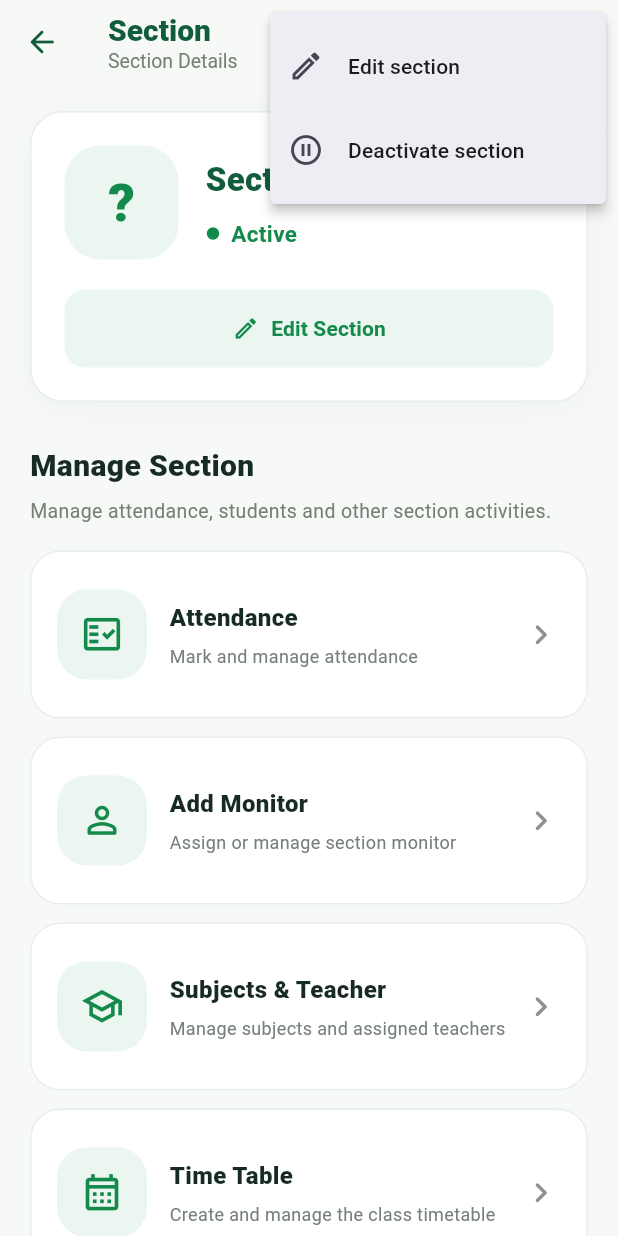
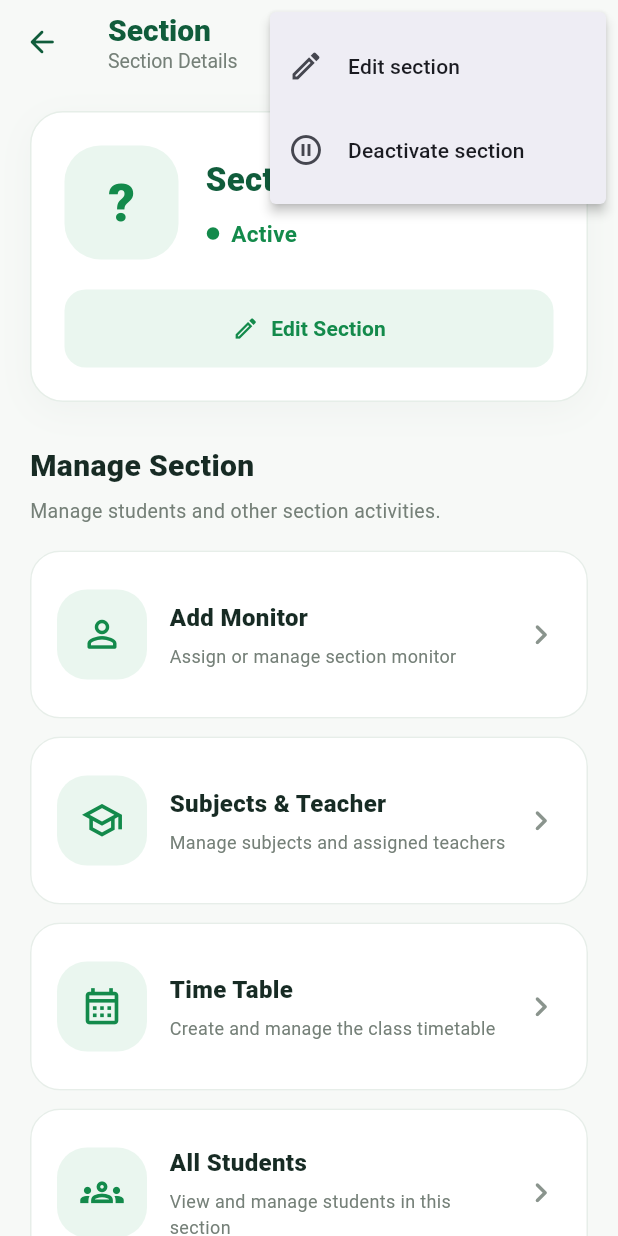
Before and after one commit to BilalKhan772/Pupilink, a Flutter app: the SectionDetailsScreen screen opened directly with empty values, after a tap on the "more vert" icon, on a phone screen of 412 x 824 dp. Run offline on Flutter 3.47's test engine with Material 3 defaults, Android fonts, the phone set to English and light mode, and no system bars; our stand-ins replace cloud_firestore, cloud_functions, firebase_analytics, firebase_auth, firebase_core, firebase_crashlytics and 3 more; accounts and stored records are empty.

Commit message:
Added new features

```diff
--- a/apps/school_staff_app/lib/features/sections/ui/screens/section_details_screen.dart
+++ b/apps/school_staff_app/lib/features/sections/ui/screens/section_details_screen.dart
@@ -48,7 +48,6 @@ class _SectionDetailsScreenState
   String? _sectionSummaryError;
 
   String? _monitorName;
-  String? _monitorEmail;
   bool _isLoadingMonitor = true;
   String? _monitorError;
 
@@ -59,6 +58,10 @@ class _SectionDetailsScreenState
     _loadSectionSummary();
     _loadMonitor();
   }
+
+  // ---------------------------------------------------------------------------
+  // Load student count
+  // ---------------------------------------------------------------------------
 
   Future<void> _loadStudentCount() async {
     if (mounted) {
@@ -86,11 +89,16 @@ class _SectionDetailsScreenState
       if (!mounted) return;
 
       setState(() {
-        _studentCountError = 'Students count load nahi ho saki.';
+        _studentCountError =
+            'Students count could not be loaded.';
         _isLoadingStudents = false;
       });
     }
   }
+
+  // ---------------------------------------------------------------------------
+  // Load section summary
+  // ---------------------------------------------------------------------------
 
   Future<void> _loadSectionSummary() async {
     if (!mounted) return;
@@ -135,11 +143,15 @@ class _SectionDetailsScreenState
 
       setState(() {
         _sectionSummaryError =
-            'Subjects aur teachers ka data load nahi ho saka.';
+            'Subjects and teachers information could not be loaded.';
         _isLoadingSectionSummary = false;
       });
     }
   }
+
+  // ---------------------------------------------------------------------------
+  // Load section monitor
+  // ---------------------------------------------------------------------------
 
   Future<void> _loadMonitor() async {
     if (!mounted) return;
@@ -160,7 +172,6 @@ class _SectionDetailsScreenState
       if (!document.exists || document.data() == null) {
         setState(() {
           _monitorName = null;
-          _monitorEmail = null;
           _isLoadingMonitor = false;
         });
         return;
@@ -168,26 +179,34 @@ class _SectionDetailsScreenState
 
       final data = document.data()!;
 
-      final monitorId = (data['monitorId'] as String? ?? '').trim();
-      final monitorName = (data['monitorName'] as String? ?? '').trim();
-      final monitorEmail = (data['monitorEmail'] as String? ?? '').trim();
+      final monitorId =
+          (data['monitorId'] as String? ?? '').trim();
+
+      final monitorName =
+          (data['monitorName'] as String? ?? '').trim();
 
       setState(() {
         _monitorName =
-            monitorId.isEmpty || monitorName.isEmpty ? null : monitorName;
-        _monitorEmail =
-            monitorId.isEmpty || monitorEmail.isEmpty ? null : monitorEmail;
+            monitorId.isEmpty || monitorName.isEmpty
+                ? null
+                : monitorName;
+
         _isLoadingMonitor = false;
       });
     } catch (_) {
       if (!mounted) return;
 
       setState(() {
-        _monitorError = 'Monitor information load nahi ho saki.';
+        _monitorError =
+            'Monitor information could not be loaded.';
         _isLoadingMonitor = false;
       });
     }
   }
+
+  // ---------------------------------------------------------------------------
+  // Open Add Monitor
+  // ---------------------------------------------------------------------------
 
   Future<void> _openAddMonitor() async {
     await Navigator.of(context).push<void>(
@@ -209,11 +228,15 @@ class _SectionDetailsScreenState
       ..hideCurrentSnackBar()
       ..showSnackBar(
         SnackBar(
-          content: Text('$feature screen abhi connect nahi hui hai.'),
+          content: Text('$feature screen is not connected yet.'),
           behavior: SnackBarBehavior.floating,
         ),
       );
   }
+
+  // ---------------------------------------------------------------------------
+  // Open All Students
+  // ---------------------------------------------------------------------------
 
   Future<void> _openAllStudents() async {
     await Navigator.of(context).push<void>(
@@ -231,6 +254,10 @@ class _SectionDetailsScreenState
     }
   }
 
+  // ---------------------------------------------------------------------------
+  // Open Subjects & Teacher
+  // ---------------------------------------------------------------------------
+
   Future<void> _openSubjectsTeacher() async {
     await Navigator.of(context).push<void>(
       MaterialPageRoute<void>(
@@ -247,6 +274,10 @@ class _SectionDetailsScreenState
     }
   }
 
+  // ---------------------------------------------------------------------------
+  // Open Timetable
+  // ---------------------------------------------------------------------------
+
   Future<void> _openTimetable() async {
     await Navigator.of(context).push<void>(
       MaterialPageRoute<void>(
@@ -260,6 +291,10 @@ class _SectionDetailsScreenState
       ),
     );
   }
+
+  // ---------------------------------------------------------------------------
+  // Main screen
+  // ---------------------------------------------------------------------------
 
   @override
   Widget build(BuildContext context) {
@@ -293,7 +328,10 @@ class _SectionDetailsScreenState
             ),
             const Text(
               'Section Details',
-              style: TextStyle(color: _muted, fontSize: 13),
+              style: TextStyle(
+                color: _muted,
+                fontSize: 13,
+              ),
             ),
           ],
         ),
@@ -329,7 +367,9 @@ class _SectionDetailsScreenState
                         : Icons.check_circle_outline,
                   ),
                   title: Text(
-                    isActive ? 'Deactivate section' : 'Activate section',
+                    isActive
+                        ? 'Deactivate section'
+                        : 'Activate section',
                   ),
                   contentPadding: EdgeInsets.zero,
                 ),
@@ -358,7 +398,9 @@ class _SectionDetailsScreenState
                   isActive: isActive,
                   onEdit: widget.onEdit,
                 ),
+
                 const SizedBox(height: 28),
+
                 const Text(
                   'Manage Section',
                   style: TextStyle(
@@ -367,16 +409,20 @@ class _SectionDetailsScreenState
                     color: _text,
                   ),
                 ),
+
                 const SizedBox(height: 6),
+
                 const Text(
-                  'Manage attendance, students and other section activities.',
+                  'Manage students and other section activities.',
                   style: TextStyle(
                     color: _muted,
                     fontSize: 13,
                     height: 1.5,
                   ),
                 ),
+
                 const SizedBox(height: 16),
+
                 _ManagementGrid(
                   onTap: (feature) {
                     if (feature == 'All Students') {
@@ -392,7 +438,9 @@ class _SectionDetailsScreenState
                     }
                   },
                 ),
+
                 const SizedBox(height: 28),
+
                 const Text(
                   'Section Summary',
                   style: TextStyle(
@@ -401,7 +449,10 @@ class _SectionDetailsScreenState
                     fontWeight: FontWeight.w800,
                   ),
                 ),
+
                 const SizedBox(height: 14),
+
+                // Summary is preserved, including the monitor name.
                 _SectionSummary(
                   studentCount: _studentCount,
                   isLoadingStudents: _isLoadingStudents,
@@ -413,70 +464,14 @@ class _SectionDetailsScreenState
                   sectionSummaryError: _sectionSummaryError,
                   onRetrySectionSummary: _loadSectionSummary,
                   monitorName: _monitorName,
-                  monitorEmail: _monitorEmail,
                   isLoadingMonitor: _isLoadingMonitor,
                   monitorError: _monitorError,
                   onRetryMonitor: _loadMonitor,
                 ),
-                const SizedBox(height: 24),
-                if (_monitorName != null)
-                  _MonitorInformationCard(
-                    name: _monitorName!,
-                    email: _monitorEmail,
-                    onManage: _openAddMonitor,
-                  ),
-                if (_monitorName != null) const SizedBox(height: 16),
-                Container(
-                  padding: const EdgeInsets.all(16),
-                  decoration: BoxDecoration(
-                    color: Colors.white,
-                    borderRadius: BorderRadius.circular(18),
-                    border: Border.all(
-                      color: const Color(0xFFE4ECE6),
-                    ),
-                  ),
-                  child: Row(
-                    crossAxisAlignment: CrossAxisAlignment.start,
-                    children: [
-                      const Icon(
-                        Icons.school_outlined,
-                        color: _green,
-                        size: 22,
-                      ),
-                      const SizedBox(width: 12),
-                      Expanded(
-                        child: Column(
-                          crossAxisAlignment: CrossAxisAlignment.start,
-                          children: [
-                            const Text(
-                              'Class Information',
-                              style: TextStyle(
-                                color: _text,
-                                fontWeight: FontWeight.w700,
-                              ),
-                            ),
-                            const SizedBox(height: 5),
-                            Text(
-                              'Class: ${widget.className.isEmpty ? 'Not available' : widget.className}',
-                              style: const TextStyle(
-                                color: _muted,
-                                fontSize: 13,
-                              ),
-                            ),
-                            const SizedBox(height: 4),
-                            Text(
-                              'Capacity: ${section.capacity?.toString() ?? 'Not set'} students',
-                              style: const TextStyle(
-                                color: _muted,
-                                fontSize: 13,
-                              ),
-                            ),
-                          ],
-                        ),
-                      ),
-                    ],
-                  ),
-                ),
+
+                // Assigned Monitor detail card and Class Information card
+                // have intentionally been removed.
+                const SizedBox(height: 10),
               ],
             );
           },
@@ -486,87 +481,9 @@ class _SectionDetailsScreenState
   }
 }
 
-class _MonitorInformationCard extends StatelessWidget {
-  const _MonitorInformationCard({
-    required this.name,
-    required this.email,
-    required this.onManage,
-  });
-
-  final String name;
-  final String? email;
-  final VoidCallback onManage;
-
-  @override
-  Widget build(BuildContext context) {
-    return Container(
-      padding: const EdgeInsets.all(17),
-      decoration: BoxDecoration(
-        color: Colors.white,
-        borderRadius: BorderRadius.circular(18),
-        border: Border.all(color: const Color(0xFFE4ECE6)),
-      ),
-      child: Row(
-        children: [
-          Container(
-            width: 48,
-            height: 48,
-            decoration: BoxDecoration(
-              color: const Color(0xFFEAF6EF),
-              borderRadius: BorderRadius.circular(15),
-            ),
-            child: const Icon(
-              Icons.verified_user_outlined,
-              color: Color(0xFF138A4B),
-            ),
-          ),
-          const SizedBox(width: 13),
-          Expanded(
-            child: Column(
-              crossAxisAlignment: CrossAxisAlignment.start,
-              children: [
-                const Text(
-                  'Assigned Monitor',
-                  style: TextStyle(
-                    color: Color(0xFF758078),
-                    fontSize: 12,
-                  ),
-                ),
-                const SizedBox(height: 4),
-                Text(
-                  name,
-                  style: const TextStyle(
-                    color: Color(0xFF172B24),
-                    fontSize: 15,
-                    fontWeight: FontWeight.w800,
-                  ),
-                ),
-                if (email != null && email!.isNotEmpty) ...[
-                  const SizedBox(height: 3),
-                  Text(
-                    email!,
-                    style: const TextStyle(
-                      color: Color(0xFF758078),
-                      fontSize: 12,
-                    ),
-                  ),
-                ],
-              ],
-            ),
-          ),
-          IconButton(
-            tooltip: 'Manage monitor',
-            onPressed: onManage,
-            icon: const Icon(
-              Icons.edit_outlined,
-              color: Color(0xFF138A4B),
-            ),
-          ),
-        ],
-      ),
-    );
-  }
-}
+// -----------------------------------------------------------------------------
+// Section header card
+// -----------------------------------------------------------------------------
 
 class _SectionHeaderCard extends StatelessWidget {
   const _SectionHeaderCard({
@@ -586,10 +503,13 @@ class _SectionHeaderCard extends StatelessWidget {
       decoration: BoxDecoration(
         color: Colors.white,
         borderRadius: BorderRadius.circular(22),
-        border: Border.all(color: const Color(0xFFE6EEE8)),
+        border: Border.all(
+          color: const Color(0xFFE6EEE8),
+        ),
         boxShadow: [
           BoxShadow(
-            color: const Color(0xFF173C27).withValues(alpha: 0.035),
+            color: const Color(0xFF173C27)
+                .withValues(alpha: 0.035),
             blurRadius: 20,
             offset: const Offset(0, 6),
           ),
@@ -680,7 +600,9 @@ class _SectionHeaderCard extends StatelessWidget {
             icon: const Icon(Icons.edit_outlined),
             label: const Text(
               'Edit Section',
-              style: TextStyle(fontWeight: FontWeight.w700),
+              style: TextStyle(
+                fontWeight: FontWeight.w700,
+              ),
             ),
           );
 
@@ -711,17 +633,18 @@ class _SectionHeaderCard extends StatelessWidget {
   }
 }
 
+// -----------------------------------------------------------------------------
+// Management grid
+// -----------------------------------------------------------------------------
+
 class _ManagementGrid extends StatelessWidget {
-  const _ManagementGrid({required this.onTap});
+  const _ManagementGrid({
+    required this.onTap,
+  });
 
   final ValueChanged<String> onTap;
 
   static const List<_ManagementItem> _items = [
-    _ManagementItem(
-      title: 'Attendance',
-      subtitle: 'Mark and manage attendance',
-      icon: Icons.fact_check_outlined,
-    ),
     _ManagementItem(
       title: 'Add Monitor',
       subtitle: 'Assign or manage section monitor',
@@ -738,11 +661,6 @@ class _ManagementGrid extends StatelessWidget {
       icon: Icons.calendar_month_outlined,
     ),
     _ManagementItem(
-      title: 'Exam Date Sheet',
-      subtitle: 'Manage exam dates for this section',
-      icon: Icons.description_outlined,
-    ),
-    _ManagementItem(
       title: 'All Students',
       subtitle: 'View and manage students in this section',
       icon: Icons.groups_outlined,
@@ -753,10 +671,15 @@ class _ManagementGrid extends StatelessWidget {
   Widget build(BuildContext context) {
     return LayoutBuilder(
       builder: (context, constraints) {
-        final columns = constraints.maxWidth >= 1050 ? 2 : 1;
+        final columns =
+            constraints.maxWidth >= 1050 ? 2 : 1;
+
         const spacing = 12.0;
+
         final itemWidth =
-            (constraints.maxWidth - spacing * (columns - 1)) / columns;
+            (constraints.maxWidth -
+                spacing * (columns - 1)) /
+            columns;
 
         return Wrap(
           spacing: spacing,
@@ -806,11 +729,15 @@ class _ManagementCard extends StatelessWidget {
         onTap: onTap,
         borderRadius: BorderRadius.circular(20),
         child: Container(
-          constraints: const BoxConstraints(minHeight: 112),
+          constraints: const BoxConstraints(
+            minHeight: 112,
+          ),
           padding: const EdgeInsets.all(17),
           decoration: BoxDecoration(
             borderRadius: BorderRadius.circular(20),
-            border: Border.all(color: const Color(0xFFE7EEE9)),
+            border: Border.all(
+              color: const Color(0xFFE7EEE9),
+            ),
           ),
           child: Row(
             children: [
@@ -827,7 +754,9 @@ class _ManagementCard extends StatelessWidget {
                   size: 29,
                 ),
               ),
+
               const SizedBox(width: 15),
+
               Expanded(
                 child: Column(
                   crossAxisAlignment: CrossAxisAlignment.start,
@@ -853,7 +782,9 @@ class _ManagementCard extends StatelessWidget {
                   ],
                 ),
               ),
+
               const SizedBox(width: 8),
+
               const Icon(
                 Icons.chevron_right_rounded,
                 color: Color(0xFF8A948D),
@@ -867,6 +798,10 @@ class _ManagementCard extends StatelessWidget {
   }
 }
 
+// -----------------------------------------------------------------------------
+// Section summary
+// -----------------------------------------------------------------------------
+
 class _SectionSummary extends StatelessWidget {
   const _SectionSummary({
     required this.studentCount,
@@ -879,7 +814,6 @@ class _SectionSummary extends StatelessWidget {
     required this.sectionSummaryError,
     required this.onRetrySectionSummary,
     required this.monitorName,
-    required this.monitorEmail,
     required this.isLoadingMonitor,
     required this.monitorError,
     required this.onRetryMonitor,
@@ -897,7 +831,6 @@ class _SectionSummary extends StatelessWidget {
   final VoidCallback onRetrySectionSummary;
 
   final String? monitorName;
-  final String? monitorEmail;
   final bool isLoadingMonitor;
   final String? monitorError;
   final VoidCallback onRetryMonitor;
@@ -937,10 +870,15 @@ class _SectionSummary extends StatelessWidget {
       ),
       child: LayoutBuilder(
         builder: (context, constraints) {
-          final columns = constraints.maxWidth >= 650 ? 4 : 2;
+          final columns =
+              constraints.maxWidth >= 650 ? 4 : 2;
+
           const spacing = 12.0;
+
           final itemWidth =
-              (constraints.maxWidth - spacing * (columns - 1)) / columns;
+              (constraints.maxWidth -
+                  spacing * (columns - 1)) /
+              columns;
 
           return Wrap(
             spacing: spacing,
@@ -976,7 +914,9 @@ class _SectionSummary extends StatelessWidget {
                           : null;
 
               final displayMonitorName =
-                  isMonitor && monitorName != null && monitorName!.isNotEmpty;
+                  isMonitor &&
+                  monitorName != null &&
+                  monitorName!.isNotEmpty;
 
               return SizedBox(
                 width: itemWidth,
@@ -995,7 +935,9 @@ class _SectionSummary extends StatelessWidget {
                         size: 27,
                       ),
                     ),
+
                     const SizedBox(height: 10),
+
                     if (isLoading)
                       const SizedBox(
                         height: 28,
@@ -1023,7 +965,9 @@ class _SectionSummary extends StatelessWidget {
                         child: Center(
                           child: Text(
                             isMonitor
-                                ? (displayMonitorName ? monitorName! : 'Not assigned')
+                                ? (displayMonitorName
+                                    ? monitorName!
+                                    : 'Not assigned')
                                 : '${count ?? 0}',
                             maxLines: 1,
                             overflow: TextOverflow.ellipsis,
@@ -1038,7 +982,9 @@ class _SectionSummary extends StatelessWidget {
                           ),
                         ),
                       ),
+
                     const SizedBox(height: 4),
+
                     Text(
                       item.title,
                       textAlign: TextAlign.center,
@@ -1048,11 +994,12 @@ class _SectionSummary extends StatelessWidget {
                         fontWeight: FontWeight.w600,
                       ),
                     ),
+
                     if (hasError)
                       const Padding(
                         padding: EdgeInsets.only(top: 4),
                         child: Text(
-                          'Tap retry',
+                          'Tap to retry',
                           style: TextStyle(
                             color: Color(0xFF758078),
                             fontSize: 11,
```
